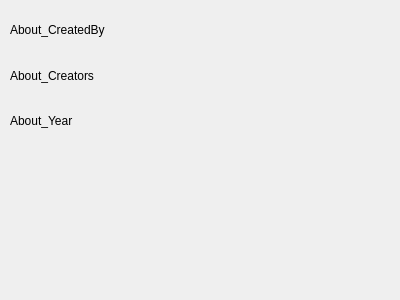
Before: the Qt Designer form task6/Widgets/aboutwidget.ui in Dezzelshipc/OperatingSystems, drawn with Qt 5.
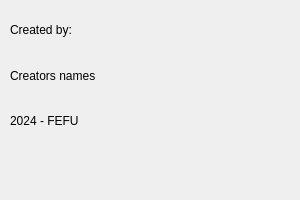
After: the same form once the commit is applied.

```diff
--- a/task6/Widgets/aboutwidget.ui
+++ b/task6/Widgets/aboutwidget.ui
@@ -6,12 +6,15 @@
    <rect>
     <x>0</x>
     <y>0</y>
-    <width>400</width>
-    <height>300</height>
+    <width>300</width>
+    <height>200</height>
    </rect>
   </property>
   <property name="windowTitle">
-   <string>Dialog</string>
+   <string>About</string>
+  </property>
+  <property name="autoFillBackground">
+   <bool>false</bool>
   </property>
   <widget class="QWidget" name="verticalLayoutWidget">
    <property name="geometry">
@@ -26,21 +29,21 @@
     <item>
      <widget class="QLabel" name="label">
       <property name="text">
-       <string>About_CreatedBy</string>
+       <string>Created by:</string>
       </property>
      </widget>
     </item>
     <item>
      <widget class="QLabel" name="label_2">
       <property name="text">
-       <string>About_Creators</string>
+       <string>Creators names</string>
       </property>
      </widget>
     </item>
     <item>
      <widget class="QLabel" name="label_3">
       <property name="text">
-       <string>About_Year</string>
+       <string>2024 - FEFU</string>
       </property>
      </widget>
     </item>
```
